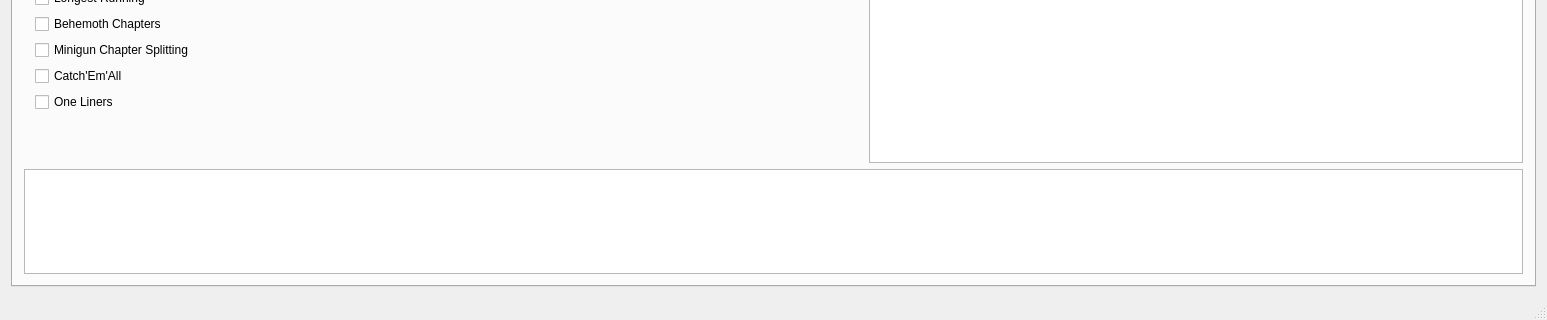
Above: UI/mainwindow.ui from Zeks/flipper before the change; both pictures show x 0 to 1547 and y 433 to 753 of the 1547 by 753 pixel window. Below: the same form after it.
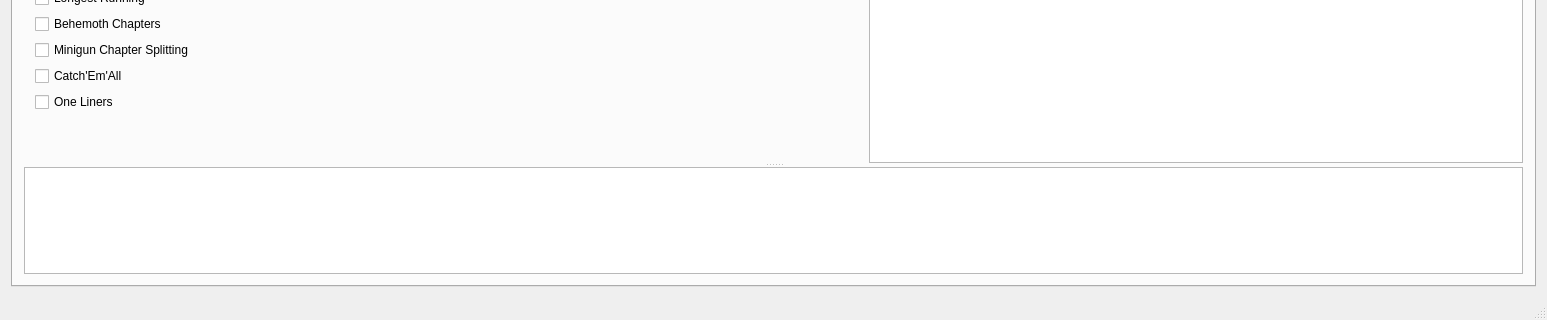
That is the form after the change. Custom widgets are drawn as their Qt base class.

```diff
--- a/UI/mainwindow.ui
+++ b/UI/mainwindow.ui
@@ -539,6 +539,10 @@
          </widget>
         </item>
         <item row="1" column="0">
+         <widget class="QSplitter" name="spDebug">
+          <property name="orientation">
+           <enum>Qt::Vertical</enum>
+          </property>
          <widget class="QSplitter" name="spMain">
           <property name="orientation">
            <enum>Qt::Horizontal</enum>
@@ -743,9 +747,8 @@
            </property>
           </widget>
          </widget>
-        </item>
-        <item row="2" column="0">
          <widget class="QTextBrowser" name="edtResults"/>
+         </widget>
         </item>
        </layout>
       </widget>
```
Lines whose indentation alone changed are shown as unchanged.
